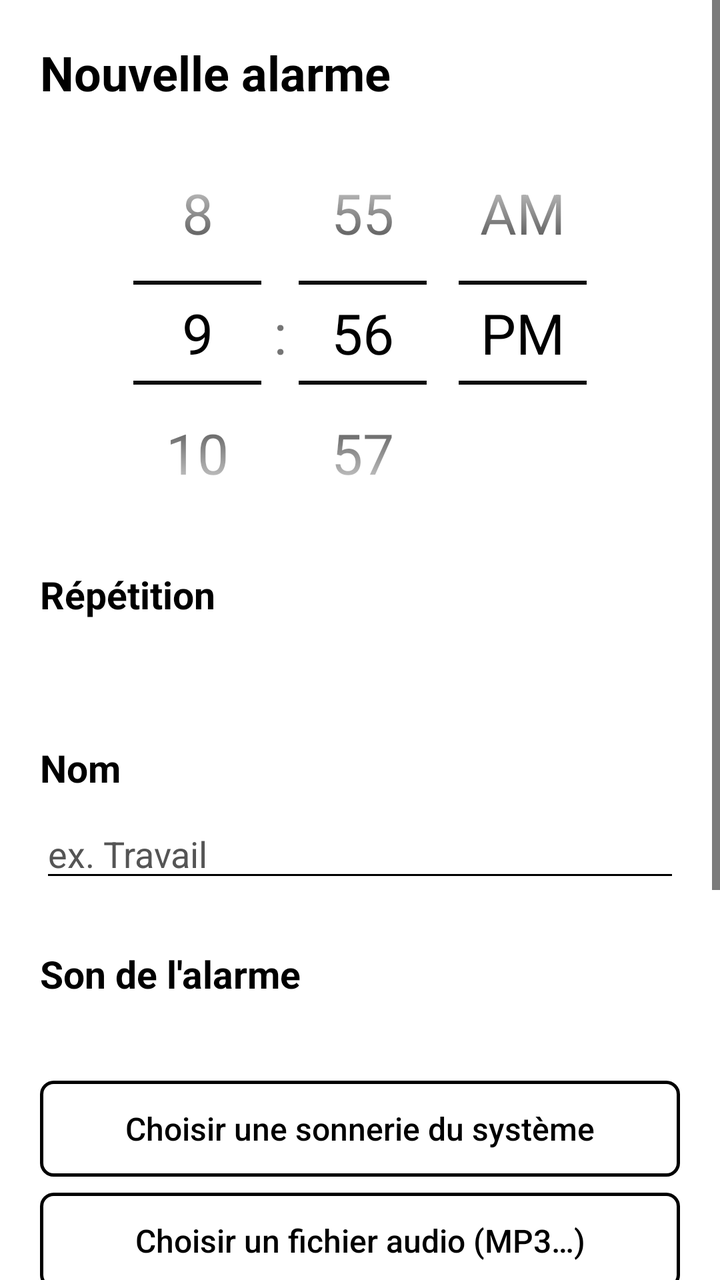
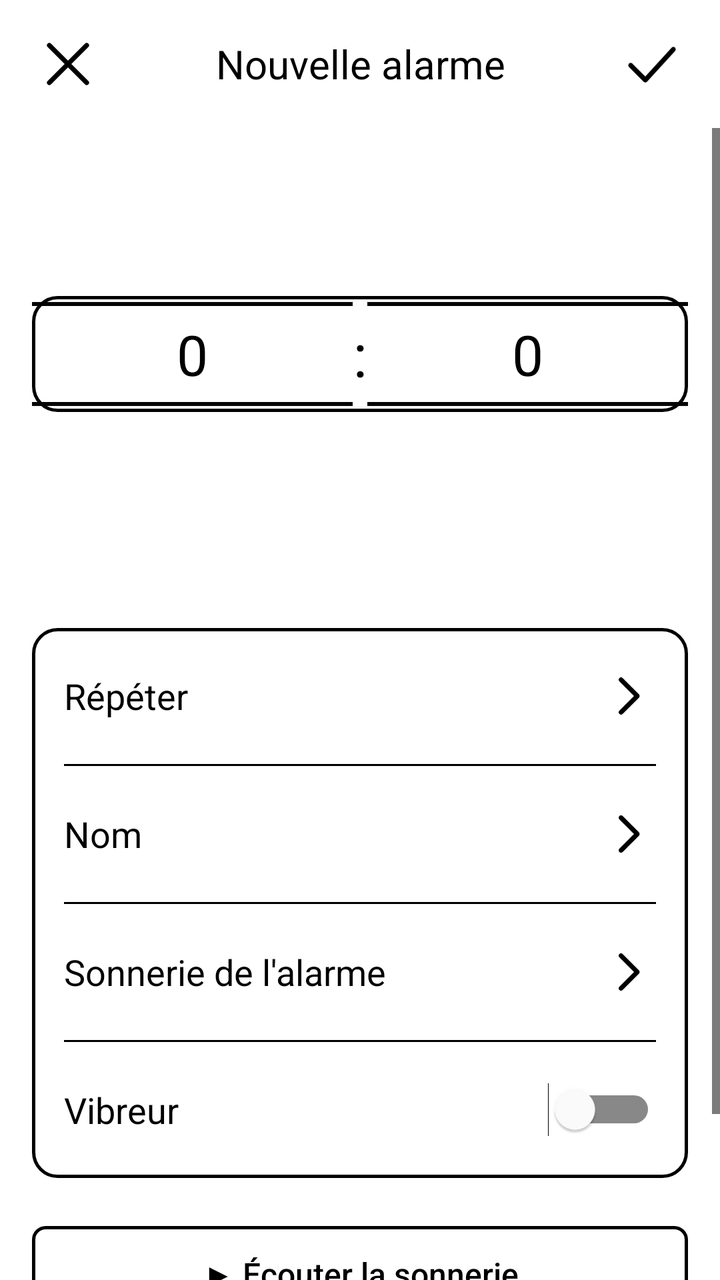

Two renders of the same Android screen: before a commit and after it. Below are the layout's source before the change and the commit's diff.
<!-- AndroidManifest.xml: application theme AppTheme -->
<!-- res/layout/activity_alarm_edit.xml -->
<?xml version="1.0" encoding="utf-8"?>
<ScrollView xmlns:android="http://schemas.android.com/apk/res/android"
    android:layout_width="match_parent"
    android:layout_height="match_parent"
    android:background="#FFFFFF">

    <LinearLayout
        android:layout_width="match_parent"
        android:layout_height="wrap_content"
        android:orientation="vertical"
        android:padding="20dp">

        <TextView
            android:id="@+id/edit_title"
            android:layout_width="wrap_content"
            android:layout_height="wrap_content"
            android:text="Nouvelle alarme"
            android:textColor="#000000"
            android:textSize="24sp"
            android:textStyle="bold" />

        <TimePicker
            android:id="@+id/time_picker"
            android:layout_width="wrap_content"
            android:layout_height="wrap_content"
            android:layout_gravity="center_horizontal"
            android:layout_marginTop="8dp"
            android:theme="@style/InkPicker"
            android:timePickerMode="spinner" />

        <TextView
            style="@style/SectionTitle"
            android:layout_marginTop="12dp"
            android:text="Répétition" />

        <LinearLayout
            android:id="@+id/days_row"
            android:layout_width="match_parent"
            android:layout_height="wrap_content"
            android:orientation="horizontal" />

        <TextView
            android:id="@+id/days_summary"
            android:layout_width="match_parent"
            android:layout_height="wrap_content"
            android:layout_marginTop="6dp"
            android:textColor="#000000"
            android:textSize="14sp" />

        <TextView
            style="@style/SectionTitle"
            android:text="Nom" />

        <EditText
            android:id="@+id/label_field"
            android:layout_width="match_parent"
            android:layout_height="wrap_content"
            android:backgroundTint="#000000"
            android:hint="ex. Travail"
            android:inputType="textCapSentences"
            android:maxLines="1"
            android:textColor="#000000"
            android:textColorHint="#555555" />

        <TextView
            style="@style/SectionTitle"
            android:text="Son de l'alarme" />

        <TextView
            android:id="@+id/sound_name"
            android:layout_width="match_parent"
            android:layout_height="wrap_content"
            android:textColor="#000000"
            android:textSize="17sp" />

        <Button
            android:id="@+id/sound_system"
            style="@style/InkButton"
            android:layout_marginTop="10dp"
            android:text="Choisir une sonnerie du système" />

        <Button
            android:id="@+id/sound_file"
            style="@style/InkButton"
            android:layout_marginTop="8dp"
            android:text="Choisir un fichier audio (MP3…)" />

        <LinearLayout
            android:layout_width="match_parent"
            android:layout_height="wrap_content"
            android:layout_marginTop="8dp"
            android:orientation="horizontal">

            <Button
                android:id="@+id/sound_test"
                style="@style/InkButton"
                android:layout_width="0dp"
                android:layout_weight="1"
                android:text="▶ Écouter" />

            <Button
                android:id="@+id/sound_default"
                style="@style/InkButton"
                android:layout_width="0dp"
                android:layout_marginStart="8dp"
                android:layout_weight="1"
                android:text="Son par défaut" />
        </LinearLayout>

        <CheckBox
            android:id="@+id/vibrate"
            android:layout_width="match_parent"
            android:layout_height="wrap_content"
            android:layout_marginTop="16dp"
            android:buttonTint="#000000"
            android:minHeight="44dp"
            android:text="Vibrer"
            android:textColor="#000000"
            android:textSize="16sp" />

        <Button
            android:id="@+id/save"
            style="@style/InkButtonFilled"
            android:layout_marginTop="24dp"
            android:minHeight="56dp"
            android:text="Enregistrer" />

        <Button
            android:id="@+id/delete"
            style="@style/InkButton"
            android:layout_marginTop="12dp"
            android:text="Supprimer l'alarme" />
    </LinearLayout>
</ScrollView>
<!-- resources referenced by this layout -->
<resources>
  <style name="InkButtonFilled" parent="InkButton">
          <item name="android:background">@drawable/button_filled</item>
          <item name="android:textColor">@color/ink_button_filled_text</item>
          <item name="android:textStyle">bold</item>
      </style>
  <style name="SectionTitle">
          <item name="android:layout_width">match_parent</item>
          <item name="android:layout_height">wrap_content</item>
          <item name="android:layout_marginTop">28dp</item>
          <item name="android:layout_marginBottom">8dp</item>
          <item name="android:textColor">#000000</item>
          <item name="android:textSize">19sp</item>
          <item name="android:textStyle">bold</item>
      </style>
  <!-- drawable button_filled (drawable) -->
  <?xml version="1.0" encoding="utf-8"?>
  <selector xmlns:android="http://schemas.android.com/apk/res/android">
      <item android:state_pressed="true">
          <shape android:shape="rectangle">
              <solid android:color="#FFFFFF" />
              <stroke android:width="2dp" android:color="#000000" />
              <corners android:radius="6dp" />
          </shape>
      </item>
      <item>
          <shape android:shape="rectangle">
              <solid android:color="#000000" />
              <corners android:radius="6dp" />
          </shape>
      </item>
  </selector>
  <!-- unchanged entries left out for length: 4 -->
</resources>

<!-- the commit's change to res/layout/activity_alarm_edit.xml (unified diff, before → after) -->
@@ -1,134 +1,136 @@
 <?xml version="1.0" encoding="utf-8"?>
-<ScrollView xmlns:android="http://schemas.android.com/apk/res/android"
+<LinearLayout xmlns:android="http://schemas.android.com/apk/res/android"
     android:layout_width="match_parent"
     android:layout_height="match_parent"
-    android:background="#FFFFFF">
+    android:background="#FFFFFF"
+    android:orientation="vertical">
 
+    
     <LinearLayout
         android:layout_width="match_parent"
-        android:layout_height="wrap_content"
-        android:orientation="vertical"
-        android:padding="20dp">
+        android:layout_height="64dp"
+        android:gravity="center_vertical"
+        android:orientation="horizontal"
+        android:paddingStart="8dp"
+        android:paddingEnd="8dp">
+
+        <ImageButton android:id="@+id/edit_cancel" style="@style/HeaderIcon" android:contentDescription="Annuler" android:src="@drawable/ic_close" />
 
         <TextView
             android:id="@+id/edit_title"
-            android:layout_width="wrap_content"
+            android:layout_width="0dp"
             android:layout_height="wrap_content"
+            android:layout_weight="1"
+            android:gravity="center"
             android:text="Nouvelle alarme"
             android:textColor="#000000"
-            android:textSize="24sp"
-            android:textStyle="bold" />
+            android:textSize="20sp" />
 
-        <TimePicker
-            android:id="@+id/time_picker"
-            android:layout_width="wrap_content"
-            android:layout_height="wrap_content"
-            android:layout_gravity="center_horizontal"
-            android:layout_marginTop="8dp"
-            android:theme="@style/InkPicker"
-            android:timePickerMode="spinner" />
+        <ImageButton android:id="@+id/edit_save" style="@style/HeaderIcon" android:contentDescription="Enregistrer" android:src="@drawable/ic_check" />
+    </LinearLayout>
 
-        <TextView
-            style="@style/SectionTitle"
-            android:layout_marginTop="12dp"
-            android:text="Répétition" />
-
-        <LinearLayout
-            android:id="@+id/days_row"
-            android:layout_width="match_parent"
-            android:layout_height="wrap_content"
-            android:orientation="horizontal" />
-
-        <TextView
-            android:id="@+id/days_summary"
-            android:layout_width="match_parent"
-            android:layout_height="wrap_content"
-            android:layout_marginTop="6dp"
-            android:textColor="#000000"
-            android:textSize="14sp" />
-
-        <TextView
-            style="@style/SectionTitle"
-            android:text="Nom" />
-
-        <EditText
-            android:id="@+id/label_field"
-            android:layout_width="match_parent"
-            android:layout_height="wrap_content"
-            android:backgroundTint="#000000"
-            android:hint="ex. Travail"
-            android:inputType="textCapSentences"
-            android:maxLines="1"
-            android:textColor="#000000"
-            android:textColorHint="#555555" />
-
-        <TextView
-            style="@style/SectionTitle"
-            android:text="Son de l'alarme" />
-
-        <TextView
-            android:id="@+id/sound_name"
-            android:layout_width="match_parent"
-            android:layout_height="wrap_content"
-            android:textColor="#000000"
-            android:textSize="17sp" />
-
-        <Button
-            android:id="@+id/sound_system"
-            style="@style/InkButton"
-            android:layout_marginTop="10dp"
-            android:text="Choisir une sonnerie du système" />
-
-        <Button
-            android:id="@+id/sound_file"
-            style="@style/InkButton"
-            android:layout_marginTop="8dp"
-            android:text="Choisir un fichier audio (MP3…)" />
+    <ScrollView
+        android:layout_width="match_parent"
+        android:layout_height="0dp"
+        android:layout_weight="1">
 
         <LinearLayout
             android:layout_width="match_parent"
             android:layout_height="wrap_content"
-            android:layout_marginTop="8dp"
-            android:orientation="horizontal">
+            android:orientation="vertical"
+            android:paddingStart="16dp"
+            android:paddingEnd="16dp"
+            android:paddingBottom="16dp">
+
+            
+            <FrameLayout
+                android:layout_width="match_parent"
+                android:layout_height="210dp"
+                android:layout_marginTop="8dp">
+
+                <FrameLayout
+                    android:layout_width="match_parent"
+                    android:layout_height="58dp"
+                    android:layout_gravity="center_vertical"
+                    android:background="@drawable/picker_highlight" />
+
+                <LinearLayout
+                    android:layout_width="match_parent"
+                    android:layout_height="match_parent"
+                    android:gravity="center_vertical"
+                    android:orientation="horizontal">
+
+                    <NumberPicker android:id="@+id/pick_hour" style="@style/InkNumberPicker" />
+
+                    <TextView
+                        android:layout_width="wrap_content"
+                        android:layout_height="wrap_content"
+                        android:text=":"
+                        android:textColor="#000000"
+                        android:textSize="30sp" />
+
+                    <NumberPicker android:id="@+id/pick_minute" style="@style/InkNumberPicker" />
+                </LinearLayout>
+            </FrameLayout>
+
+            
+            <LinearLayout
+                android:layout_width="match_parent"
+                android:layout_height="wrap_content"
+                android:layout_marginTop="32dp"
+                android:background="@drawable/card_outline"
+                android:orientation="vertical"
+                android:paddingStart="16dp"
+                android:paddingEnd="16dp">
+
+                <LinearLayout android:id="@+id/row_repeat" style="@style/EditRow">
+                    <TextView style="@style/EditRowLabel" android:text="Répéter" />
+                    <TextView android:id="@+id/value_repeat" style="@style/EditRowValue" />
+                    <ImageView style="@style/EditRowChevron" />
+                </LinearLayout>
+
+                <FrameLayout style="@style/EditDivider" />
+
+                <LinearLayout android:id="@+id/row_name" style="@style/EditRow">
+                    <TextView style="@style/EditRowLabel" android:text="Nom" />
+                    <TextView android:id="@+id/value_name" style="@style/EditRowValue" />
+                    <ImageView style="@style/EditRowChevron" />
+                </LinearLayout>
+
+                <FrameLayout style="@style/EditDivider" />
+
+                <LinearLayout android:id="@+id/row_sound" style="@style/EditRow">
+                    <TextView style="@style/EditRowLabel" android:text="Sonnerie de l'alarme" />
+                    <TextView android:id="@+id/value_sound" style="@style/EditRowValue" />
+                    <ImageView style="@style/EditRowChevron" />
+                </LinearLayout>
+
+                <FrameLayout style="@style/EditDivider" />
+
+                <LinearLayout style="@style/EditRow">
+                    <TextView style="@style/EditRowLabel" android:text="Vibreur" />
+                    <Space android:layout_width="0dp" android:layout_height="1dp" android:layout_weight="1" />
+                    <Switch
+                        android:id="@+id/vibrate"
+                        android:layout_width="wrap_content"
+                        android:layout_height="wrap_content"
+                        android:thumbTint="@color/switch_thumb"
+                        android:trackTint="@color/switch_track"
+                        android:trackTintMode="src_over" />
+                </LinearLayout>
+            </LinearLayout>
 
             <Button
                 android:id="@+id/sound_test"
                 style="@style/InkButton"
-                android:layout_width="0dp"
-                android:layout_weight="1"
-                android:text="▶ Écouter" />
+                android:layout_marginTop="24dp"
+                android:text="▶ Écouter la sonnerie" />
 
             <Button
-                android:id="@+id/sound_default"
+                android:id="@+id/delete"
                 style="@style/InkButton"
-                android:layout_width="0dp"
-                android:layout_marginStart="8dp"
-                android:layout_weight="1"
-                android:text="Son par défaut" />
+                android:layout_marginTop="12dp"
+                android:text="Supprimer l'alarme" />
         </LinearLayout>
-
-        <CheckBox
-            android:id="@+id/vibrate"
-            android:layout_width="match_parent"
-            android:layout_height="wrap_content"
-            android:layout_marginTop="16dp"
-            android:buttonTint="#000000"
-            android:minHeight="44dp"
-            android:text="Vibrer"
-            android:textColor="#000000"
-            android:textSize="16sp" />
-
-        <Button
-            android:id="@+id/save"
-            style="@style/InkButtonFilled"
-            android:layout_marginTop="24dp"
-            android:minHeight="56dp"
-            android:text="Enregistrer" />
-
-        <Button
-            android:id="@+id/delete"
-            style="@style/InkButton"
-            android:layout_marginTop="12dp"
-            android:text="Supprimer l'alarme" />
-    </LinearLayout>
-</ScrollView>
+    </ScrollView>
+</LinearLayout>
<!-- resource entries referenced after the edit -->
@@ -1,36 +1,92 @@
 <!-- resources referenced by this layout -->
 <resources>
-  <style name="InkButtonFilled" parent="InkButton">
-          <item name="android:background">@drawable/button_filled</item>
-          <item name="android:textColor">@color/ink_button_filled_text</item>
-          <item name="android:textStyle">bold</item>
+  <!-- drawable card_outline (drawable) -->
+  <?xml version="1.0" encoding="utf-8"?>
+  <shape xmlns:android="http://schemas.android.com/apk/res/android" android:shape="rectangle">
+      <solid android:color="#FFFFFF" />
+      <stroke android:width="1.5dp" android:color="#000000" />
+      <corners android:radius="12dp" />
+  </shape>
+  <!-- drawable ic_check (drawable) -->
+  <?xml version="1.0" encoding="utf-8"?>
+  <vector xmlns:android="http://schemas.android.com/apk/res/android"
+      android:width="24dp" android:height="24dp"
+      android:viewportWidth="24" android:viewportHeight="24">
+      <path android:pathData="M4,12.5 L9.5,18 L20,6.5" android:fillColor="#00000000" android:strokeColor="#000000"
+          android:strokeWidth="1.8" android:strokeLineCap="round" android:strokeLineJoin="round" />
+  </vector>
+  <!-- drawable ic_close (drawable) -->
+  <?xml version="1.0" encoding="utf-8"?>
+  <vector xmlns:android="http://schemas.android.com/apk/res/android"
+      android:width="24dp" android:height="24dp"
+      android:viewportWidth="24" android:viewportHeight="24">
+      <path android:pathData="M5,5 L19,19 M19,5 L5,19" android:fillColor="#00000000" android:strokeColor="#000000"
+          android:strokeWidth="1.8" android:strokeLineCap="round" android:strokeLineJoin="round" />
+  </vector>
+  <!-- drawable picker_highlight (drawable) -->
+  <?xml version="1.0" encoding="utf-8"?>
+  <shape xmlns:android="http://schemas.android.com/apk/res/android" android:shape="rectangle">
+      <solid android:color="#00000000" />
+      <stroke android:width="1.5dp" android:color="#000000" />
+      <corners android:radius="12dp" />
+  </shape>
+  <style name="EditDivider">
+          <item name="android:layout_width">match_parent</item>
+          <item name="android:layout_height">1dp</item>
+          <item name="android:background">#000000</item>
       </style>
-  <style name="SectionTitle">
+  <style name="EditRow">
           <item name="android:layout_width">match_parent</item>
+          <item name="android:layout_height">68dp</item>
+          <item name="android:gravity">center_vertical</item>
+          <item name="android:orientation">horizontal</item>
+          <item name="android:background">@android:color/transparent</item>
+      </style>
+  <style name="EditRowChevron">
+          <item name="android:layout_width">28dp</item>
+          <item name="android:layout_height">28dp</item>
+          <item name="android:layout_marginStart">8dp</item>
+          <item name="android:src">@drawable/ic_chevron</item>
+      </style>
+  <style name="EditRowLabel">
+          <item name="android:layout_width">wrap_content</item>
           <item name="android:layout_height">wrap_content</item>
-          <item name="android:layout_marginTop">28dp</item>
-          <item name="android:layout_marginBottom">8dp</item>
           <item name="android:textColor">#000000</item>
-          <item name="android:textSize">19sp</item>
-          <item name="android:textStyle">bold</item>
+          <item name="android:textSize">18sp</item>
       </style>
-  <!-- drawable button_filled (drawable) -->
+  <style name="EditRowValue">
+          <item name="android:layout_width">0dp</item>
+          <item name="android:layout_height">wrap_content</item>
+          <item name="android:layout_weight">1</item>
+          <item name="android:layout_marginStart">12dp</item>
+          <item name="android:gravity">end</item>
+          <item name="android:maxLines">1</item>
+          <item name="android:ellipsize">end</item>
+          <item name="android:textColor">#000000</item>
+          <item name="android:textSize">18sp</item>
+      </style>
+  <style name="HeaderIcon">
+          <item name="android:layout_width">52dp</item>
+          <item name="android:layout_height">52dp</item>
+          <item name="android:padding">10dp</item>
+          <item name="android:scaleType">fitCenter</item>
+          <item name="android:background">@android:color/transparent</item>
+      </style>
+  <style name="InkNumberPicker">
+          <item name="android:layout_width">0dp</item>
+          <item name="android:layout_height">match_parent</item>
+          <item name="android:layout_weight">1</item>
+          <item name="android:theme">@style/InkPicker</item>
+          <item name="android:descendantFocusability">blocksDescendants</item>
+      </style>
+  <!-- drawable ic_chevron (drawable) -->
   <?xml version="1.0" encoding="utf-8"?>
-  <selector xmlns:android="http://schemas.android.com/apk/res/android">
-      <item android:state_pressed="true">
-          <shape android:shape="rectangle">
-              <solid android:color="#FFFFFF" />
-              <stroke android:width="2dp" android:color="#000000" />
-              <corners android:radius="6dp" />
-          </shape>
-      </item>
-      <item>
-          <shape android:shape="rectangle">
-              <solid android:color="#000000" />
-              <corners android:radius="6dp" />
-          </shape>
-      </item>
-  </selector>
+  <vector xmlns:android="http://schemas.android.com/apk/res/android"
+      android:width="24dp" android:height="24dp"
+      android:viewportWidth="24" android:viewportHeight="24">
+      <path android:pathData="M9,5 L16,12 L9,19" android:fillColor="#00000000" android:strokeColor="#000000"
+          android:strokeWidth="2" android:strokeLineCap="round" android:strokeLineJoin="round" />
+  </vector>
   <!-- unchanged entries left out for length: 4 -->
 </resources>
 
